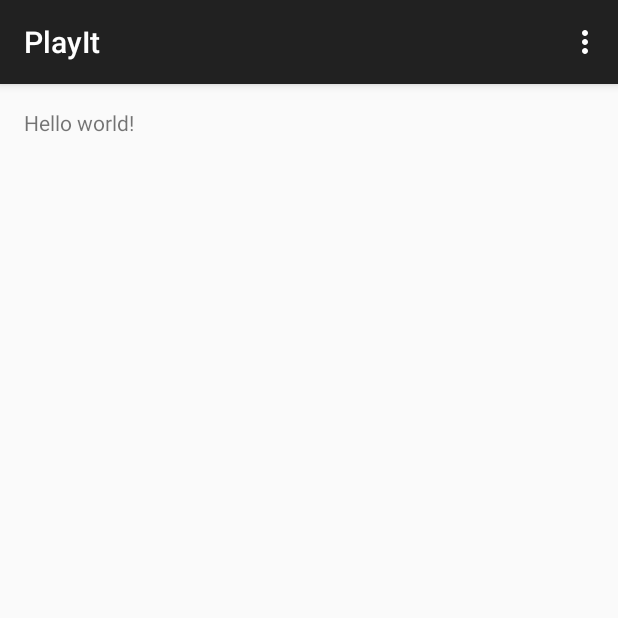
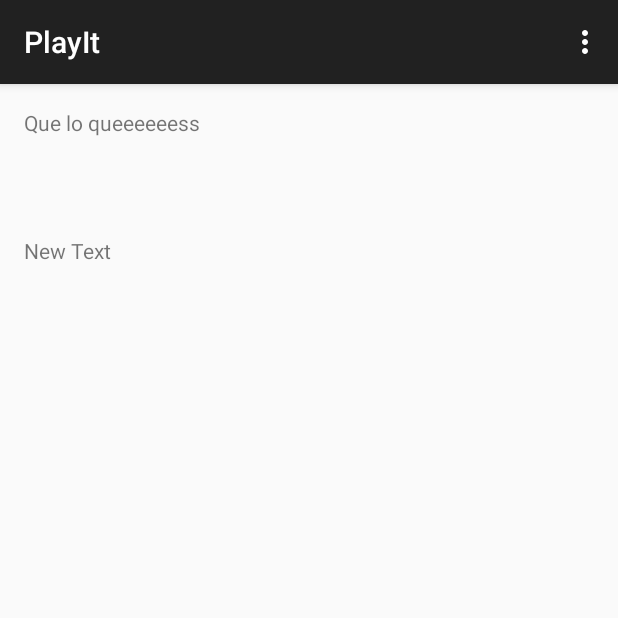
Before and after one commit to cristianbarri/PlayIt, an Android app: the screen it shows after launch (MainActivity), on a phone screen of 412 x 824 dp, the top half of it. Run offline under Robolectric (Android 15) with nearby library versions, the phone set to English and light mode, and no system bars.

Commit message:
a ver si va... que nervios

```diff
--- a/app/src/main/res/layout/activity_main.xml
+++ b/app/src/main/res/layout/activity_main.xml
@@ -5,7 +5,16 @@
     android:paddingTop="@dimen/activity_vertical_margin"
     android:paddingBottom="@dimen/activity_vertical_margin" tools:context=".MainActivity">
 
-    <TextView android:text="@string/hello_world" android:layout_width="wrap_content"
-        android:layout_height="wrap_content" />
+    <TextView android:text="Que lo queeeeeess" android:layout_width="wrap_content"
+        android:layout_height="wrap_content"
+        android:id="@+id/textView" />
+
+    <TextView
+        android:layout_width="wrap_content"
+        android:layout_height="wrap_content"
+        android:text="New Text"
+        android:id="@+id/textView"
+        android:layout_toEndOf="@+id/textView"
+        android:layout_marginTop="85dp" />
 
 </RelativeLayout>
```
Also changed, not shown: 2 other files.
